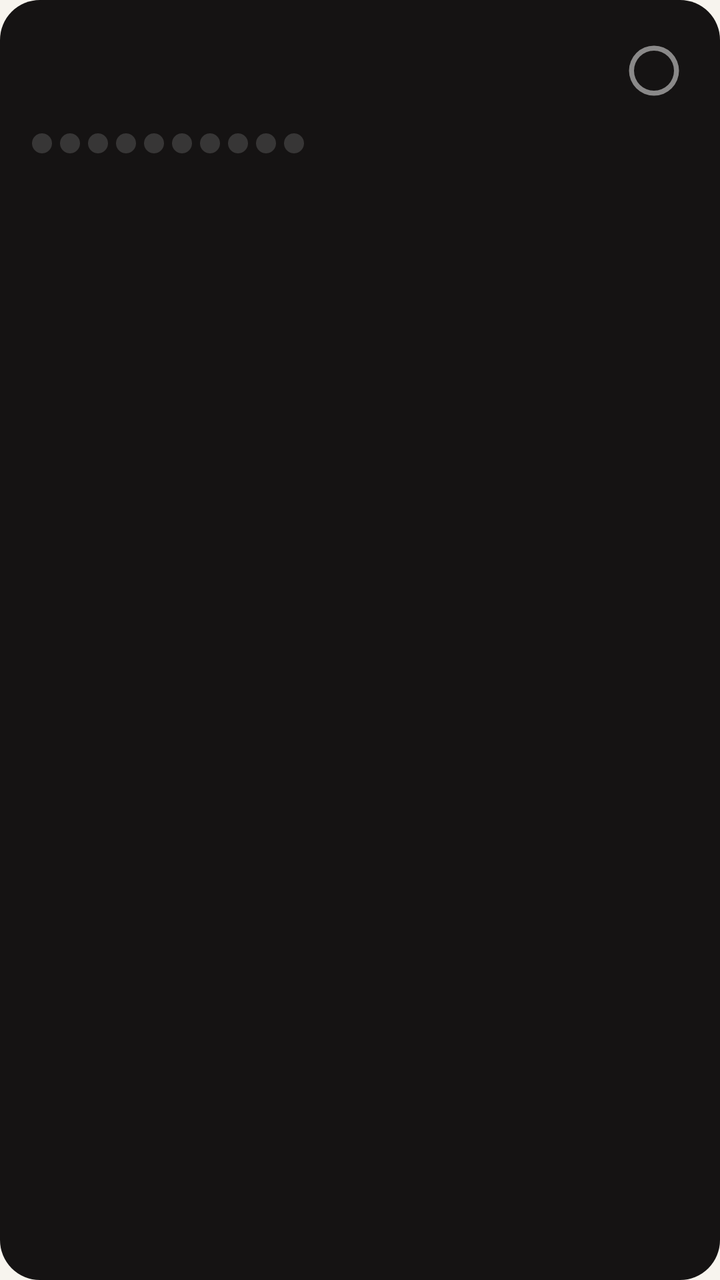
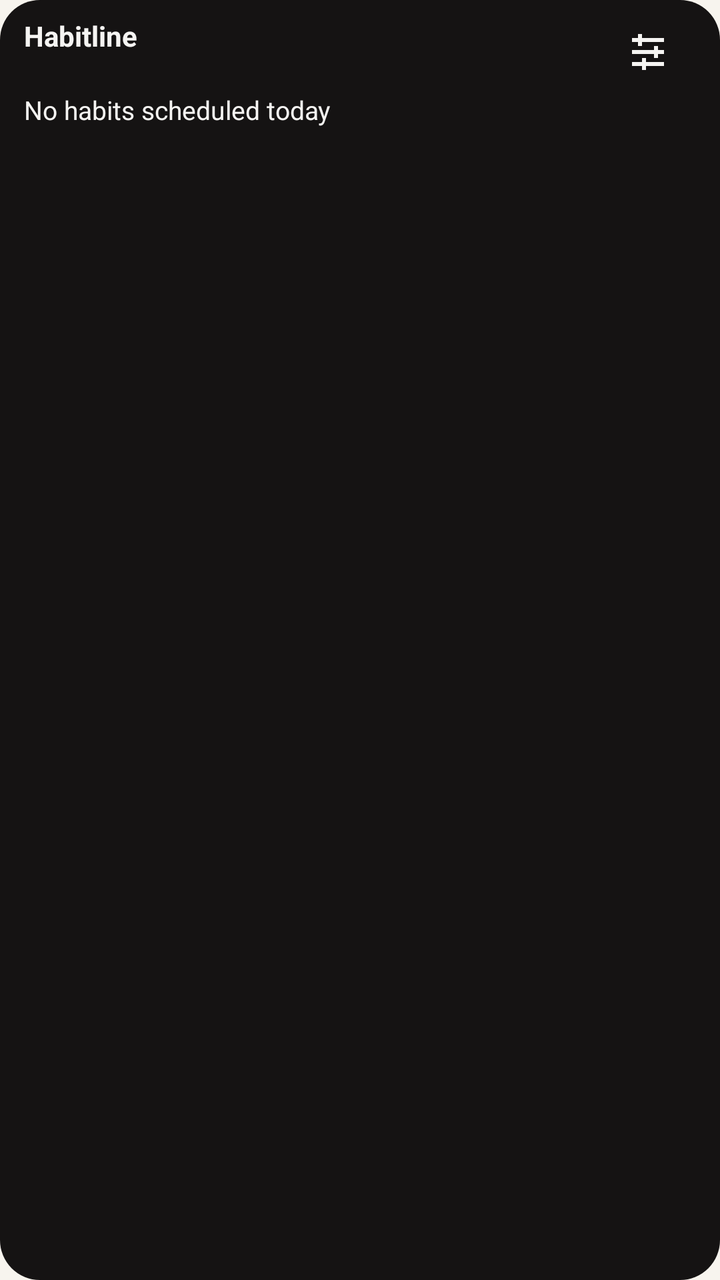

An Android layout rendered at two revisions. The XML below is the earlier revision; the diff shows what the commit changed to produce the second picture.
<!-- AndroidManifest.xml: application theme Theme.Habitline -->
<!-- res/layout/widget_habit.xml -->
<?xml version="1.0" encoding="utf-8"?>
<LinearLayout xmlns:android="http://schemas.android.com/apk/res/android"
    android:id="@+id/widget_root"
    android:layout_width="match_parent"
    android:layout_height="match_parent"
    android:orientation="vertical"
    android:background="@drawable/widget_background"
    android:padding="16dp">

    <LinearLayout
        android:layout_width="match_parent"
        android:layout_height="wrap_content"
        android:orientation="horizontal"
        android:gravity="center_vertical">

        <LinearLayout
            android:layout_width="0dp"
            android:layout_height="wrap_content"
            android:layout_weight="1"
            android:orientation="vertical">

            <TextView
                android:id="@+id/widget_habit_name"
                android:layout_width="wrap_content"
                android:layout_height="wrap_content"
                android:textColor="#F5F4F2"
                android:textSize="15sp"
                android:textStyle="bold"
                android:maxLines="1"
                android:ellipsize="end" />

            <TextView
                android:id="@+id/widget_streak"
                android:layout_width="wrap_content"
                android:layout_height="wrap_content"
                android:textColor="#E8A43F"
                android:textSize="12sp"
                android:layout_marginTop="2dp" />
        </LinearLayout>

        <ImageView
            android:id="@+id/widget_check"
            android:layout_width="34dp"
            android:layout_height="34dp"
            android:src="@drawable/ic_check_outline"
            android:padding="2dp"
            android:contentDescription="@string/toggle_complete" />
    </LinearLayout>

    <LinearLayout
        android:layout_width="wrap_content"
        android:layout_height="wrap_content"
        android:orientation="horizontal"
        android:layout_marginTop="12dp">

        <ImageView android:id="@+id/dot0" android:layout_width="10dp" android:layout_height="10dp" android:layout_marginEnd="4dp" android:src="@drawable/dot_empty" />
        <ImageView android:id="@+id/dot1" android:layout_width="10dp" android:layout_height="10dp" android:layout_marginEnd="4dp" android:src="@drawable/dot_empty" />
        <ImageView android:id="@+id/dot2" android:layout_width="10dp" android:layout_height="10dp" android:layout_marginEnd="4dp" android:src="@drawable/dot_empty" />
        <ImageView android:id="@+id/dot3" android:layout_width="10dp" android:layout_height="10dp" android:layout_marginEnd="4dp" android:src="@drawable/dot_empty" />
        <ImageView android:id="@+id/dot4" android:layout_width="10dp" android:layout_height="10dp" android:layout_marginEnd="4dp" android:src="@drawable/dot_empty" />
        <ImageView android:id="@+id/dot5" android:layout_width="10dp" android:layout_height="10dp" android:layout_marginEnd="4dp" android:src="@drawable/dot_empty" />
        <ImageView android:id="@+id/dot6" android:layout_width="10dp" android:layout_height="10dp" android:layout_marginEnd="4dp" android:src="@drawable/dot_empty" />
        <ImageView android:id="@+id/dot7" android:layout_width="10dp" android:layout_height="10dp" android:layout_marginEnd="4dp" android:src="@drawable/dot_empty" />
        <ImageView android:id="@+id/dot8" android:layout_width="10dp" android:layout_height="10dp" android:layout_marginEnd="4dp" android:src="@drawable/dot_empty" />
        <ImageView android:id="@+id/dot9" android:layout_width="10dp" android:layout_height="10dp" android:src="@drawable/dot_empty" />
    </LinearLayout>

</LinearLayout>
<!-- resources referenced by this layout -->
<resources>
  <!-- drawable dot_empty (drawable) -->
  <?xml version="1.0" encoding="utf-8"?>
  <shape xmlns:android="http://schemas.android.com/apk/res/android" android:shape="oval">
      <solid android:color="#26FFFFFF" />
  </shape>
  <!-- drawable ic_check_outline (drawable) -->
  <vector xmlns:android="http://schemas.android.com/apk/res/android"
      android:width="24dp"
      android:height="24dp"
      android:viewportWidth="24"
      android:viewportHeight="24">
      <path
          android:pathData="M12,2A10,10 0,0 0,2 12A10,10 0,0 0,12 22A10,10 0,0 0,22 12A10,10 0,0 0,12 2M12,20A8,8 0,0 1,4 12A8,8 0,0 1,12 4A8,8 0,0 1,20 12A8,8 0,0 1,12 20Z"
          android:fillColor="#80FFFFFF" />
  </vector>
  <!-- drawable widget_background (drawable) -->
  <?xml version="1.0" encoding="utf-8"?>
  <shape xmlns:android="http://schemas.android.com/apk/res/android">
      <solid android:color="#151313" />
      <corners android:radius="20dp" />
  </shape>
  <string name="toggle_complete">Mark today complete</string>
  <style name="Theme.Habitline" parent="Theme.MaterialComponents.DayNight.NoActionBar">
          <item name="colorPrimary">@color/app_primary</item>
          <item name="colorOnPrimary">@color/app_on_primary</item>
          <item name="colorPrimaryDark">@color/app_background</item>
          <item name="colorSecondary">@color/app_primary</item>
          <item name="colorOnSecondary">@color/app_on_primary</item>
          <item name="colorSurface">@color/app_surface</item>
          <item name="colorOnSurface">@color/app_text</item>
          <item name="colorError">@color/app_error</item>
          <item name="android:colorBackground">@color/app_background</item>
          <item name="android:windowBackground">@color/app_background</item>
          <item name="android:navigationBarColor">@color/app_surface</item>
          <item name="android:statusBarColor">@color/app_background</item>
          <item name="android:windowLightStatusBar">@bool/light_system_bars</item>
          <item name="shapeAppearanceSmallComponent">@style/Habitline.Shape.Small</item>
      </style>
  <color name="app_primary">#805014</color>
  <color name="app_on_primary">#FFFFFF</color>
  <color name="app_background">#F7F4EE</color>
  <color name="app_surface">#FFFCF6</color>
  <color name="app_text">#252119</color>
  <color name="app_error">#A52828</color>
  <style name="Habitline.Shape.Small" parent="ShapeAppearance.MaterialComponents.SmallComponent">
          <item name="cornerSize">10dp</item>
      </style>
</resources>

<!-- the commit's change to res/layout/widget_habit.xml (unified diff, before → after) -->
@@ -3,15 +3,16 @@
     android:id="@+id/widget_root"
     android:layout_width="match_parent"
     android:layout_height="match_parent"
+    android:background="@drawable/widget_background"
     android:orientation="vertical"
-    android:background="@drawable/widget_background"
-    android:padding="16dp">
+    android:paddingHorizontal="12dp"
+    android:paddingVertical="6dp">
 
     <LinearLayout
         android:layout_width="match_parent"
         android:layout_height="wrap_content"
-        android:orientation="horizontal"
-        android:gravity="center_vertical">
+        android:gravity="center_vertical"
+        android:orientation="horizontal">
 
         <LinearLayout
             android:layout_width="0dp"
@@ -20,49 +21,119 @@
             android:orientation="vertical">
 
             <TextView
-                android:id="@+id/widget_habit_name"
                 android:layout_width="wrap_content"
                 android:layout_height="wrap_content"
+                android:text="@string/app_name"
                 android:textColor="#F5F4F2"
-                android:textSize="15sp"
-                android:textStyle="bold"
-                android:maxLines="1"
-                android:ellipsize="end" />
+                android:textSize="14sp"
+                android:textStyle="bold" />
 
             <TextView
-                android:id="@+id/widget_streak"
+                android:id="@+id/widget_progress"
                 android:layout_width="wrap_content"
                 android:layout_height="wrap_content"
                 android:textColor="#E8A43F"
-                android:textSize="12sp"
-                android:layout_marginTop="2dp" />
+                android:textSize="12sp" />
         </LinearLayout>
 
-        <ImageView
-            android:id="@+id/widget_check"
-            android:layout_width="34dp"
-            android:layout_height="34dp"
-            android:src="@drawable/ic_check_outline"
-            android:padding="2dp"
-            android:contentDescription="@string/toggle_complete" />
+        <ImageButton
+            android:id="@+id/widget_configure"
+            android:layout_width="48dp"
+            android:layout_height="40dp"
+            android:background="@android:color/transparent"
+            android:contentDescription="@string/widget_config_title"
+            android:src="@drawable/ic_widget_settings" />
+    </LinearLayout>
+
+    <TextView
+        android:id="@+id/widget_empty"
+        android:layout_width="match_parent"
+        android:layout_height="wrap_content"
+        android:text="@string/widget_empty_today"
+        android:textColor="#F5F4F2"
+        android:textSize="13sp" />
+
+    <LinearLayout
+        android:id="@+id/widget_row_1"
+        android:layout_width="match_parent"
+        android:layout_height="44dp"
+        android:gravity="center_vertical"
+        android:orientation="horizontal"
+        android:visibility="gone">
+
+        <TextView
+            android:id="@+id/widget_habit_1"
+            android:layout_width="0dp"
+            android:layout_height="match_parent"
+            android:layout_weight="1"
+            android:ellipsize="end"
+            android:gravity="center_vertical"
+            android:maxLines="1"
+            android:textColor="#F5F4F2"
+            android:textSize="13sp" />
+
+        <ImageButton
+            android:id="@+id/widget_check_1"
+            android:layout_width="48dp"
+            android:layout_height="match_parent"
+            android:background="@android:color/transparent"
+            android:contentDescription="@string/toggle_complete"
+            android:src="@drawable/ic_check_outline" />
     </LinearLayout>
 
     <LinearLayout
-        android:layout_width="wrap_content"
-        android:layout_height="wrap_content"
+        android:id="@+id/widget_row_2"
+        android:layout_width="match_parent"
+        android:layout_height="44dp"
+        android:gravity="center_vertical"
         android:orientation="horizontal"
-        android:layout_marginTop="12dp">
+        android:visibility="gone">
 
-        <ImageView android:id="@+id/dot0" android:layout_width="10dp" android:layout_height="10dp" android:layout_marginEnd="4dp" android:src="@drawable/dot_empty" />
-        <ImageView android:id="@+id/dot1" android:layout_width="10dp" android:layout_height="10dp" android:layout_marginEnd="4dp" android:src="@drawable/dot_empty" />
-        <ImageView android:id="@+id/dot2" android:layout_width="10dp" android:layout_height="10dp" android:layout_marginEnd="4dp" android:src="@drawable/dot_empty" />
-        <ImageView android:id="@+id/dot3" android:layout_width="10dp" android:layout_height="10dp" android:layout_marginEnd="4dp" android:src="@drawable/dot_empty" />
-        <ImageView android:id="@+id/dot4" android:layout_width="10dp" android:layout_height="10dp" android:layout_marginEnd="4dp" android:src="@drawable/dot_empty" />
-        <ImageView android:id="@+id/dot5" android:layout_width="10dp" android:layout_height="10dp" android:layout_marginEnd="4dp" android:src="@drawable/dot_empty" />
-        <ImageView android:id="@+id/dot6" android:layout_width="10dp" android:layout_height="10dp" android:layout_marginEnd="4dp" android:src="@drawable/dot_empty" />
-        <ImageView android:id="@+id/dot7" android:layout_width="10dp" android:layout_height="10dp" android:layout_marginEnd="4dp" android:src="@drawable/dot_empty" />
-        <ImageView android:id="@+id/dot8" android:layout_width="10dp" android:layout_height="10dp" android:layout_marginEnd="4dp" android:src="@drawable/dot_empty" />
-        <ImageView android:id="@+id/dot9" android:layout_width="10dp" android:layout_height="10dp" android:src="@drawable/dot_empty" />
+        <TextView
+            android:id="@+id/widget_habit_2"
+            android:layout_width="0dp"
+            android:layout_height="match_parent"
+            android:layout_weight="1"
+            android:ellipsize="end"
+            android:gravity="center_vertical"
+            android:maxLines="1"
+            android:textColor="#F5F4F2"
+            android:textSize="13sp" />
+
+        <ImageButton
+            android:id="@+id/widget_check_2"
+            android:layout_width="48dp"
+            android:layout_height="match_parent"
+            android:background="@android:color/transparent"
+            android:contentDescription="@string/toggle_complete"
+            android:src="@drawable/ic_check_outline" />
     </LinearLayout>
 
+    <LinearLayout
+        android:id="@+id/widget_row_3"
+        android:layout_width="match_parent"
+        android:layout_height="44dp"
+        android:gravity="center_vertical"
+        android:orientation="horizontal"
+        android:visibility="gone">
+
+        <TextView
+            android:id="@+id/widget_habit_3"
+            android:layout_width="0dp"
+            android:layout_height="match_parent"
+            android:layout_weight="1"
+            android:ellipsize="end"
+            android:gravity="center_vertical"
+            android:maxLines="1"
+            android:textColor="#F5F4F2"
+            android:textSize="13sp" />
+
+        <ImageButton
+            android:id="@+id/widget_check_3"
+            android:layout_width="48dp"
+            android:layout_height="match_parent"
+            android:background="@android:color/transparent"
+            android:contentDescription="@string/toggle_complete"
+            android:src="@drawable/ic_check_outline" />
+    </LinearLayout>
 </LinearLayout>
<!-- resource entries referenced after the edit -->
@@ -1,10 +1,5 @@
 <!-- resources referenced by this layout -->
 <resources>
-  <!-- drawable dot_empty (drawable) -->
-  <?xml version="1.0" encoding="utf-8"?>
-  <shape xmlns:android="http://schemas.android.com/apk/res/android" android:shape="oval">
-      <solid android:color="#26FFFFFF" />
-  </shape>
   <!-- drawable ic_check_outline (drawable) -->
   <vector xmlns:android="http://schemas.android.com/apk/res/android"
       android:width="24dp"
@@ -15,13 +10,26 @@
           android:pathData="M12,2A10,10 0,0 0,2 12A10,10 0,0 0,12 22A10,10 0,0 0,22 12A10,10 0,0 0,12 2M12,20A8,8 0,0 1,4 12A8,8 0,0 1,12 4A8,8 0,0 1,20 12A8,8 0,0 1,12 20Z"
           android:fillColor="#80FFFFFF" />
   </vector>
+  <!-- drawable ic_widget_settings (drawable) -->
+  <?xml version="1.0" encoding="utf-8"?>
+  <vector xmlns:android="http://schemas.android.com/apk/res/android"
+      android:width="24dp"
+      android:height="24dp"
+      android:viewportWidth="24"
+      android:viewportHeight="24">
+      <path android:fillColor="#FFF5F4F2"
+          android:pathData="M4,5h16v2H4zM4,11h16v2H4zM4,17h16v2H4zM7,3h2v6H7zM15,9h2v6h-2zM9,15h2v6H9z" />
+  </vector>
   <!-- drawable widget_background (drawable) -->
   <?xml version="1.0" encoding="utf-8"?>
   <shape xmlns:android="http://schemas.android.com/apk/res/android">
       <solid android:color="#151313" />
       <corners android:radius="20dp" />
   </shape>
+  <string name="app_name">Habitline</string>
   <string name="toggle_complete">Mark today complete</string>
+  <string name="widget_config_title">Widget preferences</string>
+  <string name="widget_empty_today">No habits scheduled today</string>
   <style name="Theme.Habitline" parent="Theme.MaterialComponents.DayNight.NoActionBar">
           <item name="colorPrimary">@color/app_primary</item>
           <item name="colorOnPrimary">@color/app_on_primary</item>
